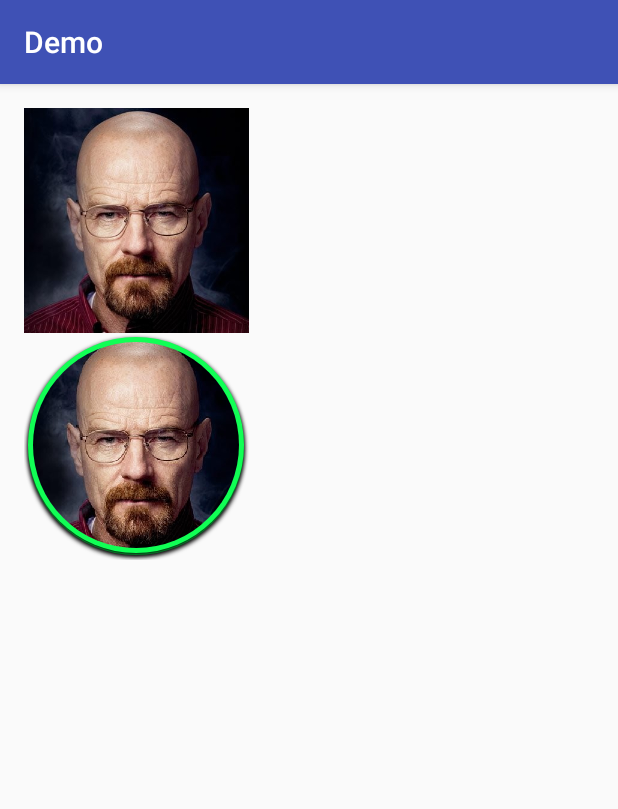
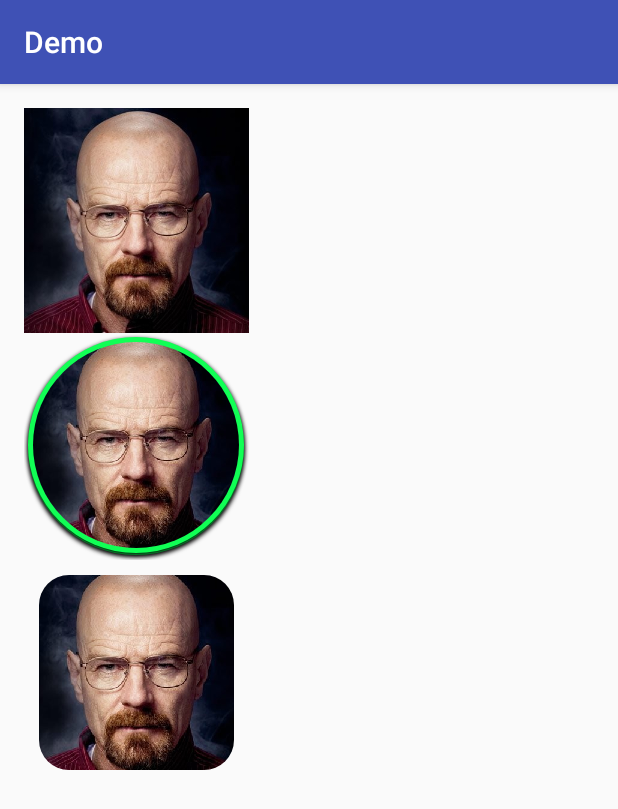
Before and after one commit to hfreeman2008/AndroidDemo, an Android app: the CircularImageViewActivity screen opened directly, with no data from a screen before it, on a phone screen of 412 x 824 dp. Shown: the top 809 px of the screen. Run offline under Robolectric (Android 15) with nearby library versions, the phone set to English and light mode, and no system bars.

Commit message:
add function circle image

```diff
--- a/app/src/main/java/com/hxm/demo/circularimageview/CircularImageView.java
+++ b/app/src/main/java/com/hxm/demo/circularimageview/CircularImageView.java
@@ -7,6 +7,7 @@ import android.graphics.BitmapShader;
 import android.graphics.Canvas;
 import android.graphics.Color;
 import android.graphics.Paint;
+import android.graphics.RectF;
 import android.graphics.Shader;
 import android.graphics.drawable.BitmapDrawable;
 import android.graphics.drawable.Drawable;
@@ -21,6 +22,11 @@ public class CircularImageView extends ImageView {
     private Bitmap image;
     private Paint paint;
     private Paint paintBorder;
+
+    private boolean showRoundRect = false;
+    private int roundRectPadding = 20;
+    private int roundRectXRadius = 30;
+    private int roundRectYRadius = 30;
 
     public CircularImageView(final Context context) {
         this(context, null);
@@ -57,6 +63,12 @@ public class CircularImageView extends ImageView {
         if(attributes.getBoolean(R.styleable.CircularImageView_shadow, false)) {
             addShadow();
         }
+
+        showRoundRect = attributes.getBoolean(R.styleable.CircularImageView_show_round_rect,false);
+        roundRectPadding = attributes.getDimensionPixelOffset(R.styleable.CircularImageView_round_rect_padding,roundRectPadding);
+        roundRectXRadius = attributes.getDimensionPixelOffset(R.styleable.CircularImageView_round_rect_x_radius,roundRectXRadius);
+        roundRectYRadius = attributes.getDimensionPixelOffset(R.styleable.CircularImageView_round_rect_y_radius,roundRectYRadius);
+
     }
 
     public void setBorderWidth(int borderWidth) {
@@ -96,22 +108,35 @@ public class CircularImageView extends ImageView {
                     Shader.TileMode.CLAMP);
             paint.setShader(shader);
 
-            // circleCenter is the x or y of the view's center
-            // radius is the radius in pixels of the cirle to be drawn
-            // paint contains the shader that will texture the shape
-            int circleCenter = (canvasSize - (borderWidth * 2)) / 2;
-
+            //draw Rect image
+            if(showRoundRect){
+                canvas.drawRoundRect(
+                        new RectF(
+                                roundRectPadding,
+                                roundRectPadding,
+                                canvasSize-roundRectPadding,
+                                canvasSize-roundRectPadding),
+                        roundRectXRadius,
+                        roundRectYRadius,
+                        paint);
+            }else {
+                // circleCenter is the x or y of the view's center
+                // radius is the radius in pixels of the cirle to be drawn
+                // paint contains the shader that will texture the shape
+                int circleCenter = (canvasSize - (borderWidth * 2)) / 2;
+                //draw border circle
             canvas.drawCircle(
                     circleCenter + borderWidth,
                     circleCenter + borderWidth,
                     ((canvasSize - (borderWidth * 2)) / 2) + borderWidth - 4.0f,
                     paintBorder);
-
+                //draw circle image
             canvas.drawCircle(
                     circleCenter + borderWidth,
                     circleCenter + borderWidth,
                     ((canvasSize - (borderWidth * 2)) / 2) - 4.0f,
                     paint);
+            }
         }
     }
 
--- a/app/src/main/res/layout/activity_circular_image_view.xml
+++ b/app/src/main/res/layout/activity_circular_image_view.xml
@@ -27,4 +27,16 @@
         app:border_color="#EEEEEE"
         app:border_width="4dp"
         app:shadow="true" />
+
+    <com.hxm.demo.circularimageview.CircularImageView
+        android:id="@+id/roundRectImageView"
+        android:layout_width="150dp"
+        android:layout_height="150dp"
+        android:layout_below="@id/circularImageView"
+        android:src="@drawable/circle_image"
+        app:show_round_rect="true"
+        app:round_rect_padding="10dp"
+        app:round_rect_x_radius="20dp"
+        app:round_rect_y_radius="20dp"
+        />
 </RelativeLayout>
--- a/app/src/main/res/values/attrs.xml
+++ b/app/src/main/res/values/attrs.xml
@@ -6,6 +6,10 @@
         <attr name="border_width" format="dimension"></attr>
         <attr name="border_color" format="color"></attr>
         <attr name="shadow" format="boolean"></attr>
+        <attr name="show_round_rect" format="boolean"></attr>
+        <attr name="round_rect_padding" format="dimension"></attr>
+        <attr name="round_rect_x_radius" format="dimension"></attr>
+        <attr name="round_rect_y_radius" format="dimension"></attr>
     </declare-styleable>
 
     <declare-styleable name="Theme">
```
Also changed, not shown: 1 other file.
